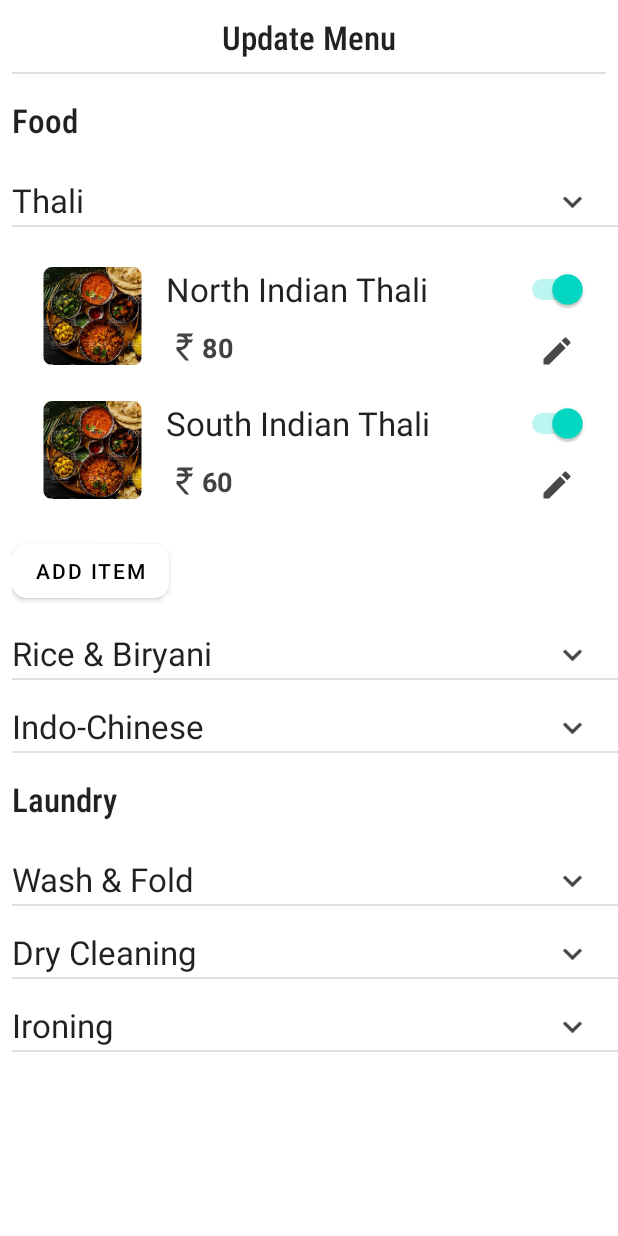
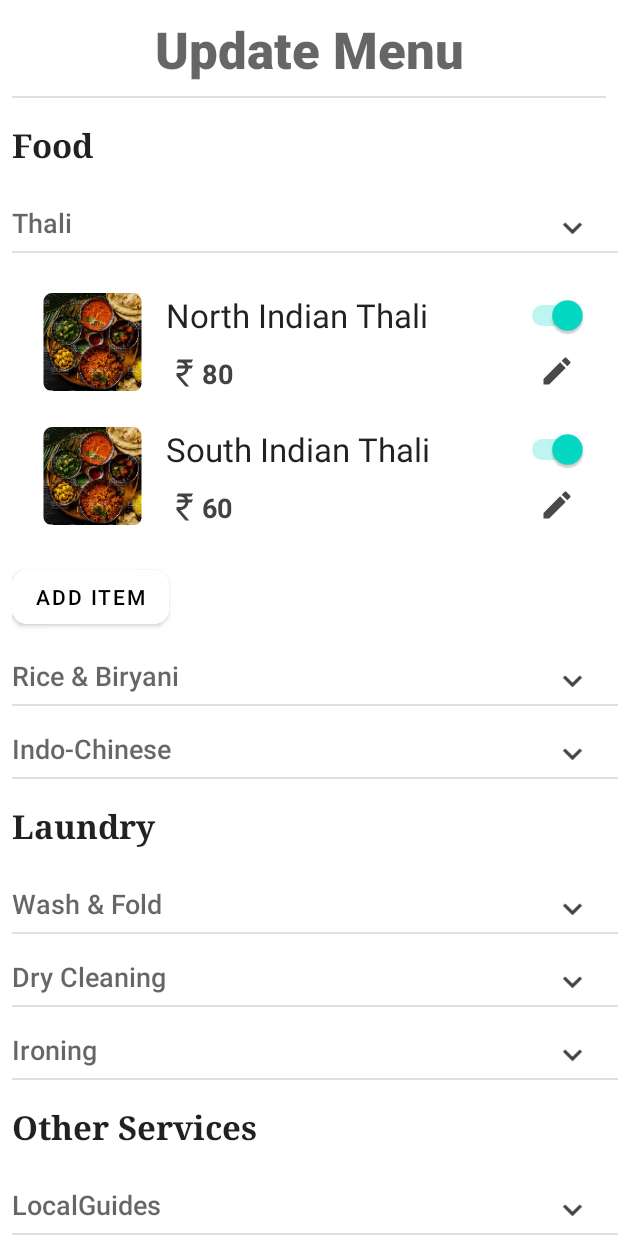
Before and after one commit to karthikdatta123/Owner-App, an Android app: the screen it shows after launch (MainActivity), after a tap on an icon or button, on a phone screen of 412 x 824 dp. Run offline under Robolectric (Android 15) with nearby library versions, the phone set to English and light mode, and no system bars.

Commit message:
Added UI for local guide Items

```diff
--- a/app/src/main/java/com/example/ownerapp/MainActivity.java
+++ b/app/src/main/java/com/example/ownerapp/MainActivity.java
@@ -20,6 +20,11 @@ public class MainActivity extends AppCompatActivity {
     List<Item> itemList4,itemList5,itemList6;
     List<SubCategory> subCategoryList1;
 
+    //Other Services
+    //Should actually be List<LocalGuideItem>, but hardcoding it in the adapter for now
+    List<Item> itemList7;
+    List<SubCategory> subCategoryList2;
+
     List<Category> categoryList;
 
     @Override
@@ -40,6 +45,9 @@ public class MainActivity extends AppCompatActivity {
         itemList5 = new ArrayList<>();
         itemList6 = new ArrayList<>();
         subCategoryList1 =new ArrayList<>();
+
+        itemList7=new ArrayList<>();
+        subCategoryList2 =new ArrayList<>();
 
         categoryList =new ArrayList<>();
         loadItems();
@@ -86,9 +94,22 @@ public class MainActivity extends AppCompatActivity {
 
         Category categoryLaundry=new Category("Laundry", subCategoryList1);
 
+        //Others
+        Item item8=new Item("","","LocalGuides",0,true);
+        itemList7.add(item8);
+
+        SubCategory subCategory7 =new SubCategory("LocalGuides",itemList7);
+        subCategoryList2.add(subCategory7);
+        Category categoryOthers=new Category("Other Services", subCategoryList2);
+
         categoryList.add(categoryFood);
         categoryList.add(categoryLaundry);
+        categoryList.add(categoryOthers);
         categoryAdapter=new CategoryAdapter(categoryList,getApplicationContext());
+
+
+
+
         recyclerView.setAdapter(categoryAdapter);
     }
 }
--- a/app/src/main/java/com/example/ownerapp/RowAdapter.java
+++ b/app/src/main/java/com/example/ownerapp/RowAdapter.java
@@ -18,12 +18,12 @@ import androidx.recyclerview.widget.RecyclerView;
 
 import java.util.List;
 
-public class RowAdapter extends RecyclerView.Adapter<ViewHolder1> {
+public class RowAdapter extends RecyclerView.Adapter {
     private List<Item> itemList;
     private static Context context;
 
     private int CATEGORY_FOOD_LAUNDRY=1;
-    private int CATEGORY_RENTALS=0;
+    private int CATEGORY_LOCALGUIDES =0;
 
     public RowAdapter(List<Item> itemList, Context context) {
         this.itemList = itemList;
@@ -37,44 +37,83 @@ public class RowAdapter extends RecyclerView.Adapter<ViewHolder1> {
     public int getItemViewType(int position) {
         //return super.getItemViewType(position);
         Item item=itemList.get(position);
-        if(item.getSubCategory().equals("LocalGuides"))return CATEGORY_RENTALS;
+        if(item.getSubCategory().equals("LocalGuides"))return CATEGORY_LOCALGUIDES;
         else return CATEGORY_FOOD_LAUNDRY;
     }
 
     @NonNull
     @Override
-    public ViewHolder1 onCreateViewHolder(@NonNull ViewGroup parent, int viewType) {
+    public RecyclerView.ViewHolder onCreateViewHolder(@NonNull ViewGroup parent, int viewType) {
         LayoutInflater layoutInflater=LayoutInflater.from(parent.getContext());
         View view;
 
         //if food then row_item.xml
-//        if(viewType==CATEGORY_FOOD_LAUNDRY)
-//        view=layoutInflater.inflate(R.layout.row_item, parent, false);
-//        else if(viewType==CATEGORY_RENTALS)
-//        view=layoutInflater.inflate(R.layout.row_item_others, parent, false);
-
-        view=layoutInflater.inflate(R.layout.row_item_food, parent, false);
-
-        ViewHolder1 viewHolder=new ViewHolder1(view);
-        return viewHolder;//manages the rows, keeps track of individual rows-all img views,text views etc
+        if(viewType==CATEGORY_FOOD_LAUNDRY)
+        {
+            view=layoutInflater.inflate(R.layout.row_item_food, parent, false);
+            ViewHolder1 viewHolder=new ViewHolder1(view);
+            return  viewHolder;
+        }
+        else if(viewType==CATEGORY_LOCALGUIDES)
+        {
+            view=layoutInflater.inflate(R.layout.row_item_localguide, parent, false);
+            ViewHolder2 viewHolder=new ViewHolder2(view);
+            return viewHolder;
+        }
+        return null;
     }
 
     @Override
-    public void onBindViewHolder(@NonNull ViewHolder1 holder, int position) {
-        Item item=itemList.get(position);
-        holder.textView.setText(item.getName());
-        holder.textView2.setText(item.getPrice());
+    public void onBindViewHolder(@NonNull RecyclerView.ViewHolder holder, int position) {
+        int viewType=getItemViewType(position);
+        if(viewType==CATEGORY_FOOD_LAUNDRY)
+        {
+            ViewHolder1 holder1=(ViewHolder1)holder;
+            Item item=itemList.get(position);
+            holder1.textView.setText(item.getName());
+            holder1.textView2.setText(item.getPrice());
+            if(item.getCategoryName().equals("Laundry"))
+            {
+                holder1.imageView.setVisibility(View.GONE);
+            }
+        }
+        else if(viewType==CATEGORY_LOCALGUIDES)
+        {
+            ViewHolder2 holder2=(ViewHolder2)holder;
 
-        if(item.getCategoryName().equals("Laundry"))
-        {
-            holder.imageView.setVisibility(View.GONE);
+            //Hard coded data for now
+
+            holder2.textView.setText("Person1");
+            holder2.textView1.setText("4.5");
+            holder2.textView2.setText("(481)");
+
+//          RentalItem item=itemList.get(Position);
+//          holder2.textView.setText(item.getName());   //local guide name
+//          holder2.textView1.setText(item.getRating());
+//          holder2.textView3.setText(item.getNumberOfRatings());
         }
+
     }
+
+//    @Override
+//    public void onBindViewHolder(@NonNull ViewHolder1 holder, int position) {
+//        Item item=itemList.get(position);
+//        holder.textView.setText(item.getName());
+//        holder.textView2.setText(item.getPrice());
+//
+//        if(item.getCategoryName().equals("Laundry"))
+//        {
+//            holder.imageView.setVisibility(View.GONE);
+//        }
+//    }
     @Override
     public int getItemCount() {
         return itemList.size();
     }}
 
+
+
+//FOOD-row_item_food.xml
 class ViewHolder1 extends RecyclerView.ViewHolder{
 
     ImageView imageView;
@@ -108,3 +147,41 @@ class ViewHolder1 extends RecyclerView.ViewHolder{
 
     }
 }
+
+//LocalGuides-row_item_localguides.xml
+
+class ViewHolder2 extends RecyclerView.ViewHolder{
+
+    ImageView imageView;
+    TextView textView,textView1,textView2;
+    ImageButton imageButton;
+    @SuppressLint("UseSwitchCompatOrMaterialCode")
+    Switch switch1;
+
+    public ViewHolder2(@NonNull View itemView) {
+        super(itemView);
+
+        imageView=itemView.findViewById(R.id.imageView);
+        textView=itemView.findViewById(R.id.textView);
+        textView1=itemView.findViewById(R.id.textView1);
+        textView2=itemView.findViewById(R.id.textView2);
+        imageButton=itemView.findViewById(R.id.imageButton);
+        switch1=itemView.findViewById(R.id.switch1);
+
+        String itemActive="Item is active";
+        String itemInactive="Item is inactive";
+
+        switch1.setOnCheckedChangeListener(new CompoundButton.OnCheckedChangeListener() {
+            @Override
+            public void onCheckedChanged(CompoundButton compoundButton, boolean isChecked)
+            {
+
+                if(isChecked)
+                    Toast.makeText(RowAdapter.getContext(), itemActive, Toast.LENGTH_SHORT).show();
+                else Toast.makeText(RowAdapter.getContext(), itemInactive, Toast.LENGTH_SHORT).show();
+            }
+        });
+
+
+    }
+}
--- a/app/src/main/java/com/example/ownerapp/SubCategory.java
+++ b/app/src/main/java/com/example/ownerapp/SubCategory.java
@@ -1,11 +1,17 @@
 package com.example.ownerapp;
 
 
+import java.util.ArrayList;
 import java.util.List;
 
 public class SubCategory {
     private String categoryName;
+    //list of Food/laundry/rental items
     private List<Item> itemList;
+
+    //list of local guide items
+    private List<LocalGuideItem> localGuideItems;
+
     private boolean expanded;
     public SubCategory(String categoryName, List<Item> itemList)
     {
@@ -13,6 +19,7 @@ public class SubCategory {
         this.itemList=itemList;
         expanded=false;
     }
+
     public String getName(){return categoryName;}
     public List<Item> getItems(){return itemList;}
     public boolean getExpanded(){return expanded;}
--- a/app/src/main/res/layout/activity_main.xml
+++ b/app/src/main/res/layout/activity_main.xml
@@ -13,12 +13,12 @@
         android:id="@+id/textView"
         android:layout_width="match_parent"
         android:layout_height="wrap_content"
-        android:fontFamily="sans-serif-condensed-medium"
+        android:fontFamily="sans-serif-black"
 
         android:gravity="center"
         android:padding="10dp"
         android:text="Update Menu"
-        android:textAppearance="@style/TextAppearance.AppCompat.Large"
+        android:textAppearance="@style/TextAppearance.AppCompat.Display1"
         android:visibility="visible"
         tools:ignore="MissingConstraints" />
 
--- a/app/src/main/res/layout/categories_list.xml
+++ b/app/src/main/res/layout/categories_list.xml
@@ -15,10 +15,10 @@
         android:layout_height="wrap_content"
         android:layout_marginStart="8dp"
         android:layout_marginTop="16dp"
-        android:fontFamily="sans-serif-condensed-medium"
-
+        android:fontFamily="serif"
         android:text="Food"
         android:textAppearance="@style/TextAppearance.AppCompat.Large"
+        android:textStyle="bold"
         android:visibility="visible"
         app:layout_constraintStart_toStartOf="parent"
         app:layout_constraintTop_toTopOf="parent" />
--- a/app/src/main/res/layout/row_item_food.xml
+++ b/app/src/main/res/layout/row_item_food.xml
@@ -3,7 +3,8 @@
     xmlns:app="http://schemas.android.com/apk/res-auto"
     xmlns:tools="http://schemas.android.com/tools"
     android:layout_width="match_parent"
-    android:layout_height="wrap_content">
+    android:layout_height="wrap_content"
+    android:minHeight="8dp">
 
     <TextView
         android:id="@+id/textView"
@@ -67,7 +68,7 @@
         android:id="@+id/imageButton"
         android:layout_width="42dp"
         android:layout_height="30dp"
-        android:layout_marginTop="8dp"
+        android:layout_marginTop="4dp"
 
         android:backgroundTint="@color/white"
         android:src="@drawable/pencil"
--- a/app/src/main/res/layout/sub_categories_list.xml
+++ b/app/src/main/res/layout/sub_categories_list.xml
@@ -11,9 +11,13 @@
         android:layout_width="343dp"
         android:layout_height="31dp"
         android:layout_marginTop="16dp"
+        android:fontFamily="sans-serif-medium"
         android:text="Category Name"
-        android:textAppearance="@style/TextAppearance.AppCompat.Large"
+
+        android:textAppearance="@style/TextAppearance.AppCompat.Medium"
+
         app:layout_constraintTop_toTopOf="parent"
+
         tools:ignore="MissingConstraints"
         tools:layout_editor_absoluteX="4dp" />
 
```
Also changed, not shown: app/src/main/java/com/example/ownerapp/LocalGuideItem.java (+10 -1 lines), app/src/main/res/drawable/star_red.xml (added, +7 -0 lines), app/src/main/res/layout/row_item_localguide.xml (+71 -8 lines).
